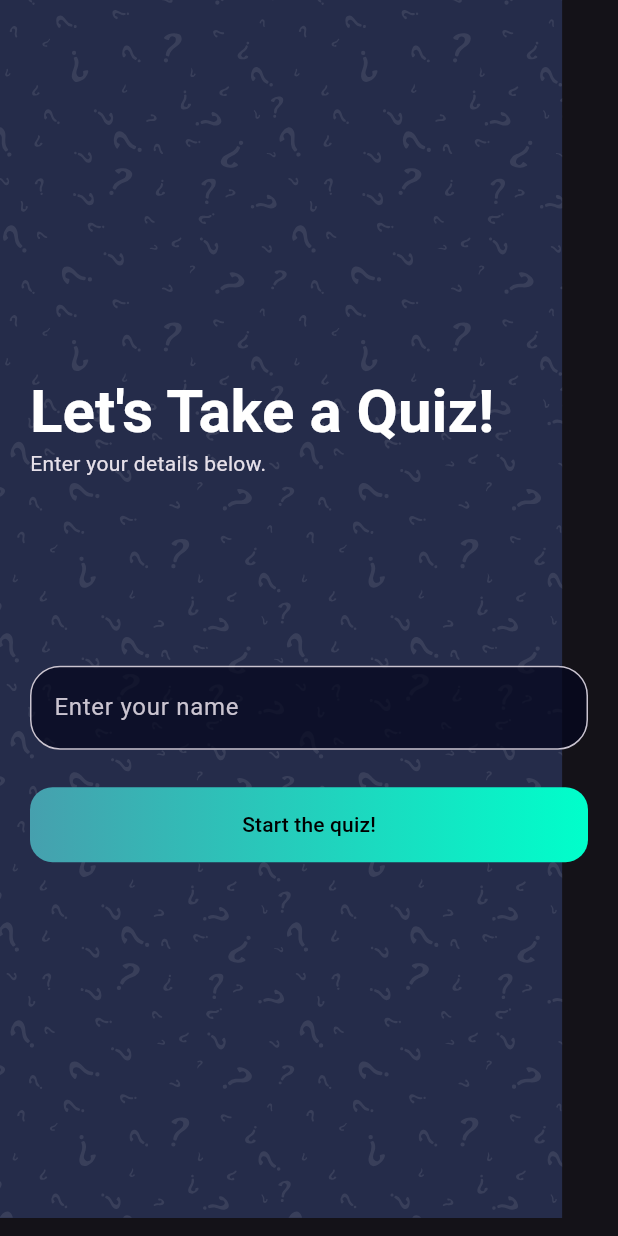
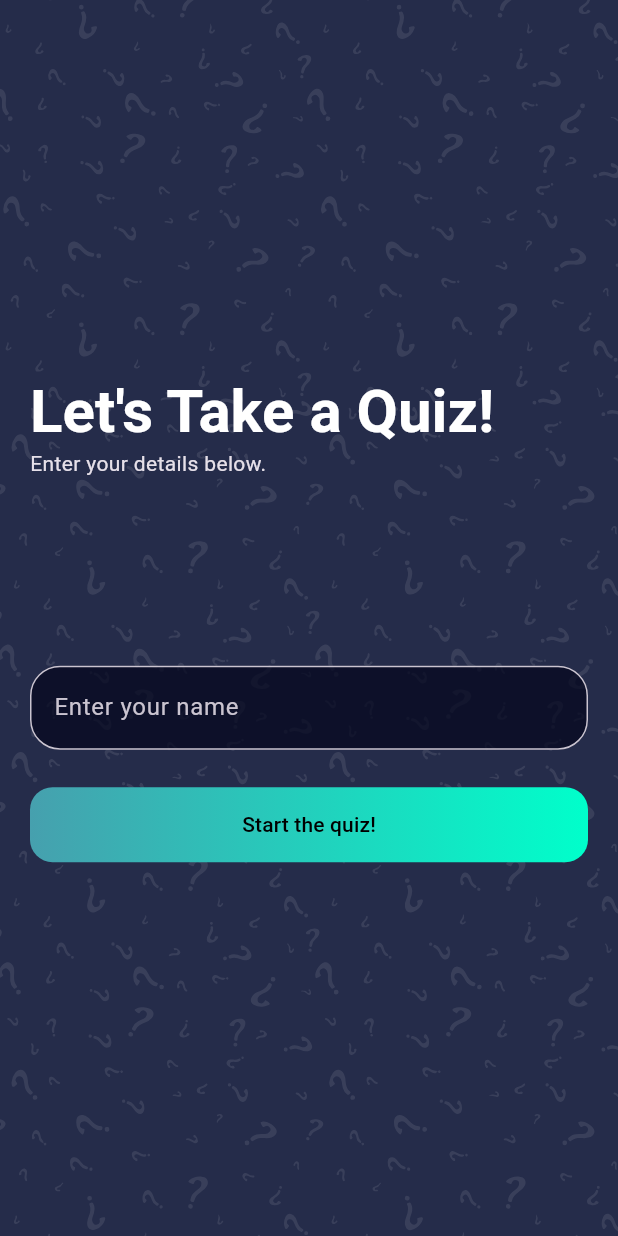
Before and after one commit to ipsitamoh07/CBTCIP-internship-, a Flutter app: the screen it shows after launch, on a phone screen of 412 x 824 dp. Run offline on Flutter 3.47's test engine with Material 3 defaults, Android fonts, the phone set to English and light mode, and no system bars; our stand-ins replace flutter_svg, get, websafe_svg.

Commit message:
bg-image-resize

```diff
--- a/quizzo/lib/screens/welcome/welcome.dart
+++ b/quizzo/lib/screens/welcome/welcome.dart
@@ -13,14 +13,21 @@ class WelcomeScreen extends StatelessWidget {
     return Scaffold(
         body: Stack(
       children: [
-        WebsafeSvg.asset("assets/icons/bg.svg"),
+        SizedBox(
+          width: double.infinity,
+          height: double.infinity,
+          child: WebsafeSvg.asset("assets/icons/bg.svg", fit: BoxFit.cover),
+          // resizeBehaviour: ResizeBehaviour.scale,
+        ),
         SafeArea(
           child: Padding(
             padding: const EdgeInsets.symmetric(horizontal: kDefaultPadding),
             child: Column(
               crossAxisAlignment: CrossAxisAlignment.start,
               children: [
-                Spacer(flex: 2,),
+                Spacer(
+                  flex: 2,
+                ),
                 Text(
                   "Let's Take a Quiz!",
                   style: Theme.of(context).textTheme.headlineLarge?.copyWith(
@@ -41,9 +48,10 @@ class WelcomeScreen extends StatelessWidget {
                 ),
                 // Spacer(),
                 SizedBox(
-                  height: 25.0,),
+                  height: 25.0,
+                ),
                 InkWell(
-                  onTap: ()=> Get.to(QuizScreen()),
+                  onTap: () => Get.to(QuizScreen()),
                   child: Container(
                     width: double.infinity,
                     alignment: Alignment.center,
@@ -65,7 +73,9 @@ class WelcomeScreen extends StatelessWidget {
                     ),
                   ),
                 ),
-                Spacer(flex: 2,),
+                Spacer(
+                  flex: 2,
+                ),
               ],
             ),
           ),
```
